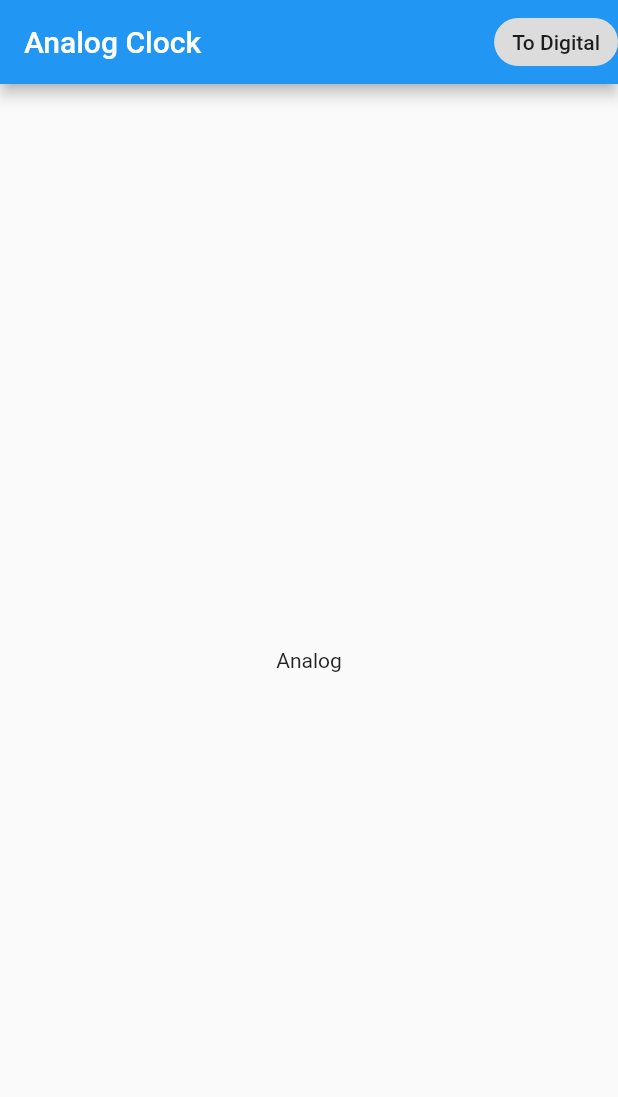
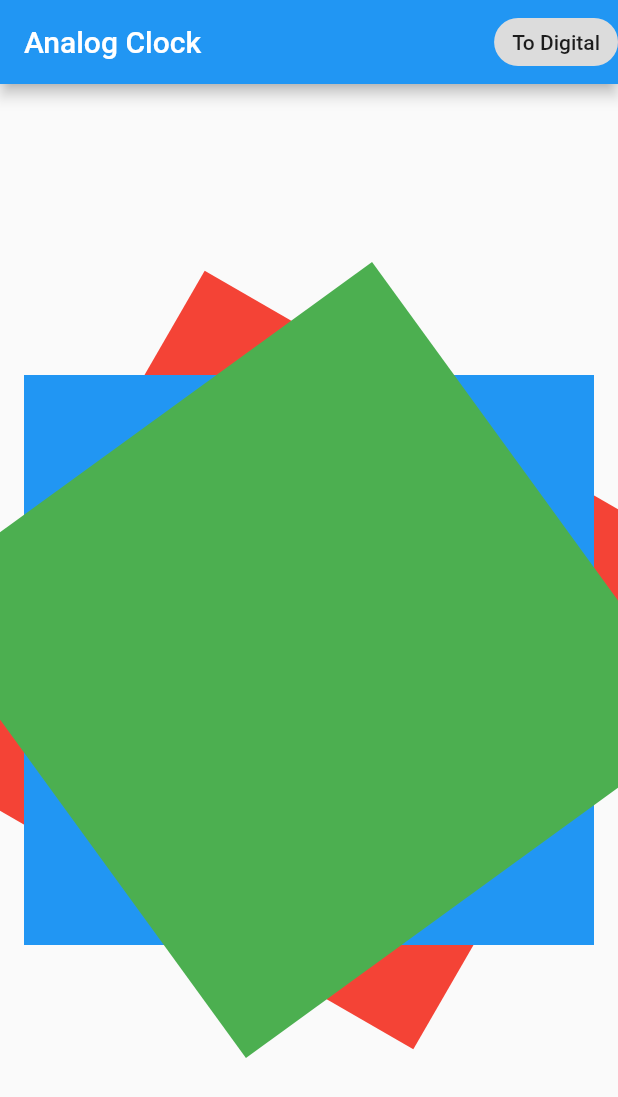
Before and after one commit to PGScully/flutter_clock, a Flutter app: the screen it shows after launch, after a tap on "To Analog", on a phone screen of 412 x 824 dp. Shown: the top 1097 px of the screen. Run offline on Flutter 3.47's test engine with Material 2 defaults, Android fonts, the phone set to English and light mode, and no system bars; our stand-ins replace auto_size_text.

Commit message:
Implement Analog Clock as some rotating squares
Because:
- It gets things rotating
- The squares will be replaced with clock hands

```diff
--- a/lib/analog_clock.dart
+++ b/lib/analog_clock.dart
@@ -1,6 +1,82 @@
+import 'dart:async';
+import 'dart:math';
+
 import 'package:flutter/material.dart';
 
-class AnalogClock extends StatelessWidget {
+class AnalogClock extends StatefulWidget {
   @override
-  Widget build(BuildContext context) => const Text('Analog');
+  _AnalogClockState createState() => _AnalogClockState();
 }
+
+class _AnalogClockState extends State<AnalogClock> {
+  late Timer _timer;
+  late DateTime time;
+
+  @override
+  void initState() {
+    super.initState();
+    time = DateTime.now();
+
+    _timer = Timer.periodic(
+      const Duration(seconds: 1),
+      (_) => setState(() => time = DateTime.now()),
+    );
+  }
+
+  @override
+  void dispose() {
+    _timer.cancel();
+    super.dispose();
+  }
+
+  @override
+  Widget build(BuildContext context) => AnalogClockFace(timestamp: time);
+}
+
+class AnalogClockFace extends StatelessWidget {
+  final DateTime timestamp;
+
+  const AnalogClockFace({Key? key, required this.timestamp}) : super(key: key);
+
+  @override
+  Widget build(BuildContext context) {
+    final hours = timestamp.hour;
+    final minutes = timestamp.minute;
+    final seconds = timestamp.second;
+    return Padding(
+      padding: const EdgeInsets.all(8.0),
+      child: AspectRatio(
+        aspectRatio: 1.0,
+        child: Stack(
+          children: [
+            // Hour Hand
+            Transform.rotate(
+              angle: hoursToRadians(hours),
+              child: Container(
+                color: Colors.red,
+              ),
+            ),
+            // Minute Hand
+            Transform.rotate(
+              angle: minutesSecondsToRadians(minutes),
+              child: Container(
+                color: Colors.blue,
+              ),
+            ),
+            // Second Hand
+            Transform.rotate(
+              angle: minutesSecondsToRadians(seconds),
+              child: Container(
+                color: Colors.green,
+              ),
+            ),
+          ],
+        ),
+      ),
+    );
+  }
+
+  double hoursToRadians(int n) => n * pi / 6.0;
+
+  double minutesSecondsToRadians(int n) => n * pi / 30.0;
+}
```
